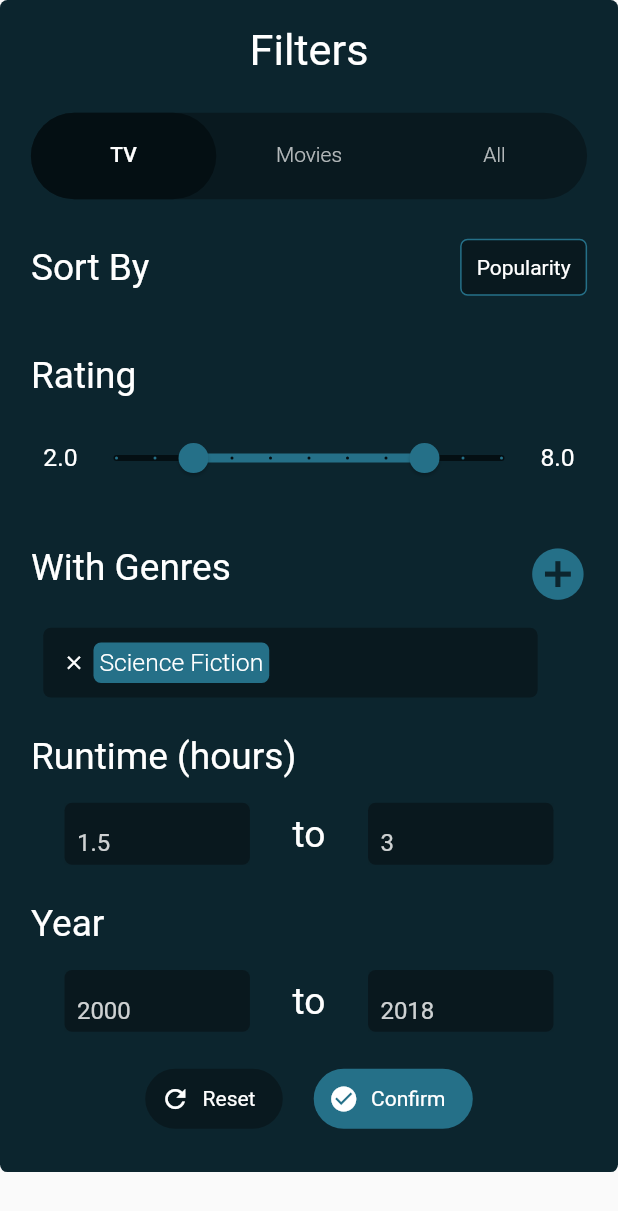
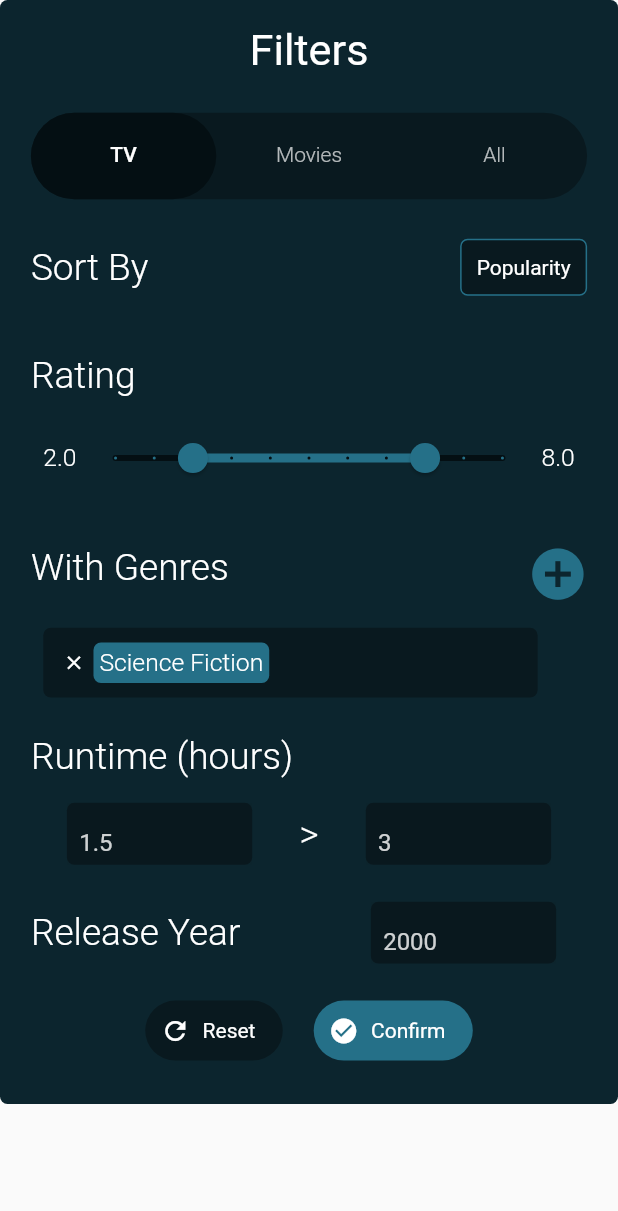
Before and after one commit to flutterStudio/tmdb-flutter, a Flutter app: the SearchFilter screen opened directly, on a phone screen of 412 x 824 dp. Shown: the top 1211 px of the screen. Run offline on Flutter 3.47's test engine with Material 2 defaults, Android fonts, the phone set to English and light mode, and no system bars; our stand-ins replace flutter_swiper.

Commit message:
TMDB_2 change Search filter UI: use one value to filter useing release year instead of two values range.

```diff
--- a/lib/view/widget/dialog_search_filter.dart
+++ b/lib/view/widget/dialog_search_filter.dart
@@ -197,22 +197,27 @@ class SearchFilterState extends State<SearchFilter>
                             mainAxisAlignment: MainAxisAlignment.spaceAround,
                             children: <Widget>[
                               _field(context, "1.5", (value) {}),
-                              _optionText("to",
-                                  screenWidth * Settings.FONT_SIZE_MEDIUM),
+                              _optionText(
+                                  ">", screenWidth * Settings.FONT_SIZE_MEDIUM),
                               _field(context, "3", (value) {}),
                             ],
                           )),
-                      _filterSection(
-                          context,
-                          "Year",
-                          Row(
+
+                      Padding(
+                          padding: EdgeInsets.symmetric(
+                              vertical: screenHeight * 0.015),
+                          child: Row(
                             crossAxisAlignment: CrossAxisAlignment.center,
-                            mainAxisAlignment: MainAxisAlignment.spaceAround,
                             children: <Widget>[
+                              _optionText("Release Year",
+                                  screenWidth * Settings.FONT_SIZE_MEDIUM),
+                              Expanded(
+                                child: Container(),
+                              ),
                               _field(context, "2000", (value) {}),
-                              _optionText("to",
-                                  screenWidth * Settings.FONT_SIZE_MEDIUM),
-                              _field(context, "2018", (value) {}),
+                              SizedBox(
+                                width: screenWidth * 0.05,
+                              )
                             ],
                           )),
                       Padding(
@@ -294,7 +299,10 @@ class SearchFilterState extends State<SearchFilter>
 
   Widget _optionText(String text, double size) => Text(
         text,
-        style: TextStyle(fontSize: size, color: Settings.COLOR_DARK_TEXT),
+        style: TextStyle(
+            fontSize: size,
+            color: Settings.COLOR_DARK_TEXT,
+            fontWeight: FontWeight.w300),
       );
 
   Widget _filterSection(BuildContext context, String text, Widget child,
```
